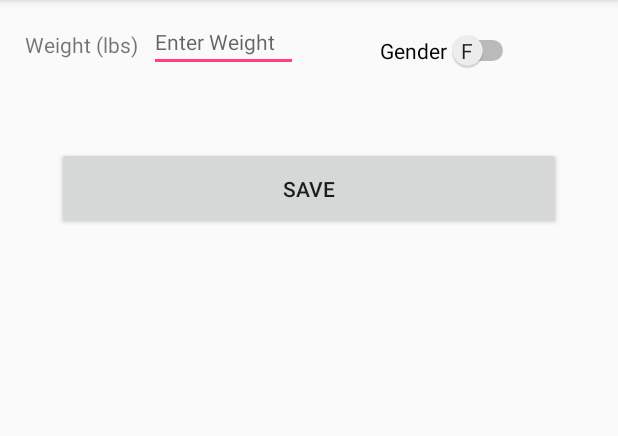
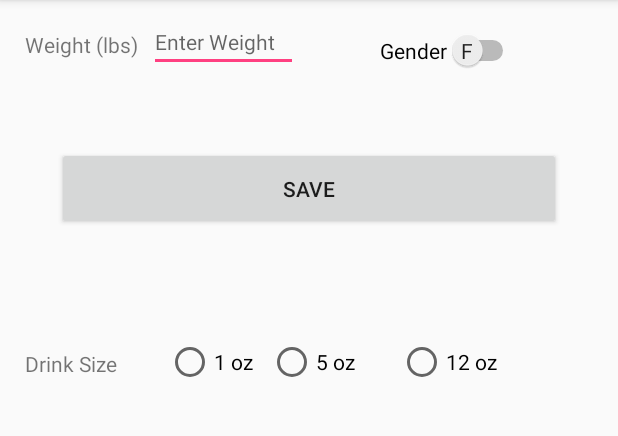
Before and after one commit to citrusspoon/ITCS_4180_Mobile_Dev, an Android app: the screen it shows after launch (MainActivity), on a phone screen of 412 x 824 dp, the part 84-520 px from its top. Run offline under Robolectric (Android 15) with nearby library versions, the phone set to English and light mode, and no system bars.

Commit message:
Added radio buttons

```diff
--- a/BACLevelCalculator/app/src/main/res/layout/activity_main.xml
+++ b/BACLevelCalculator/app/src/main/res/layout/activity_main.xml
@@ -82,4 +82,56 @@
         app:layout_constraintTop_toTopOf="parent"
         app:layout_constraintVertical_bias="0.129" />
 
+    <TextView
+        android:id="@+id/drinkTextView"
+        android:layout_width="wrap_content"
+        android:layout_height="wrap_content"
+        android:text="@string/drinkText"
+        android:layout_marginRight="8dp"
+        app:layout_constraintRight_toRightOf="parent"
+        android:layout_marginLeft="8dp"
+        app:layout_constraintLeft_toLeftOf="parent"
+        app:layout_constraintTop_toTopOf="parent"
+        android:layout_marginTop="8dp"
+        app:layout_constraintBottom_toBottomOf="parent"
+        android:layout_marginBottom="8dp"
+        app:layout_constraintHorizontal_bias="0.026"
+        app:layout_constraintVertical_bias="0.307" />
+
+    <RadioGroup
+        android:layout_width="250dp"
+        android:layout_height="wrap_content"
+        android:layout_marginBottom="8dp"
+        android:layout_marginLeft="8dp"
+        android:layout_marginRight="8dp"
+        android:layout_marginTop="8dp"
+        android:orientation="horizontal"
+        app:layout_constraintBottom_toBottomOf="parent"
+        app:layout_constraintHorizontal_bias="0.703"
+        app:layout_constraintLeft_toLeftOf="parent"
+        app:layout_constraintRight_toRightOf="parent"
+        app:layout_constraintTop_toTopOf="parent"
+        app:layout_constraintVertical_bias="0.302">
+
+        <RadioButton
+            android:id="@+id/oneOzRadio"
+            android:layout_width="68dp"
+            android:layout_height="wrap_content"
+            android:text="@string/oneOzText" />
+
+        <RadioButton
+            android:id="@+id/fiveOzRadio"
+            android:layout_width="wrap_content"
+            android:layout_height="wrap_content"
+            android:layout_weight="1"
+            android:text="@string/fiveOzText" />
+
+        <RadioButton
+            android:id="@+id/twelveOzRadio"
+            android:layout_width="wrap_content"
+            android:layout_height="wrap_content"
+            android:layout_weight="1"
+            android:text="@string/twelveOzText" />
+    </RadioGroup>
+
 </android.support.constraint.ConstraintLayout>
--- a/BACLevelCalculator/app/src/main/res/values/strings.xml
+++ b/BACLevelCalculator/app/src/main/res/values/strings.xml
@@ -6,4 +6,8 @@
     <string name="maleText">M</string>
     <string name="femaleText">F</string>
     <string name="saveButtonText">Save</string>
+    <string name="drinkText">Drink Size</string>
+    <string name="oneOzText">1 oz</string>
+    <string name="fiveOzText">5 oz</string>
+    <string name="twelveOzText">12 oz</string>
 </resources>
```
